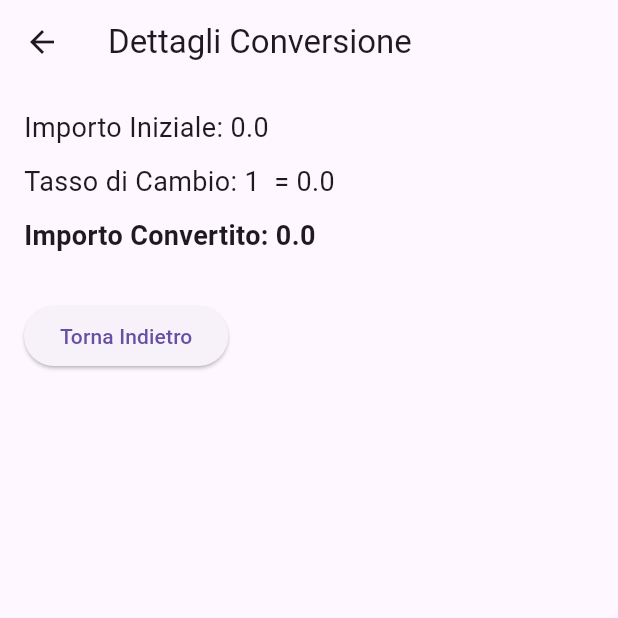
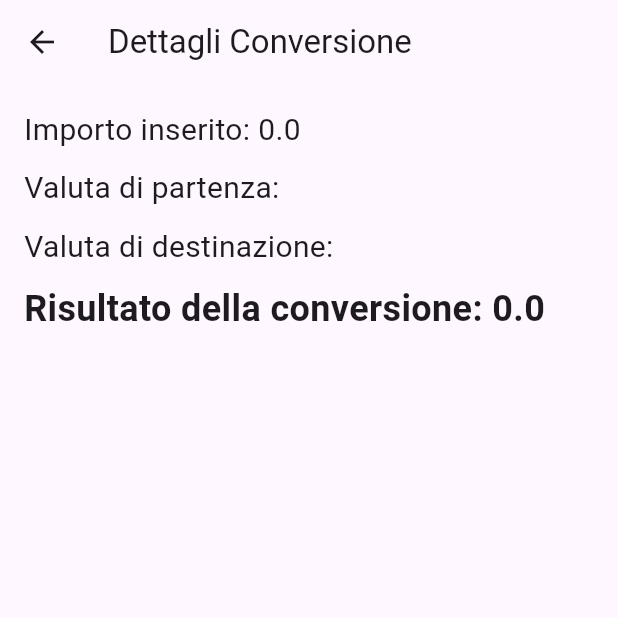
Before and after one commit to Alex3723/CurrencyConverterASD, a Flutter app: the DetailScreen screen opened directly with empty values, on a phone screen of 412 x 824 dp, the top half of it. Run offline on Flutter 3.47's test engine with Material 3 defaults, Android fonts, the phone set to English and light mode, and no system bars.

Commit message:
Re-introduzione del pulsante 'Dettagli' e modifiche della schermata di dettaglio

```diff
--- a/lib/detail_screen.dart
+++ b/lib/detail_screen.dart
@@ -4,7 +4,6 @@ class DetailScreen extends StatelessWidget {
   final double amount;
   final String fromCurrency;
   final String toCurrency;
-  final double conversionRate;
   final double convertedAmount;
 
   const DetailScreen({
@@ -12,7 +11,6 @@ class DetailScreen extends StatelessWidget {
     required this.amount,
     required this.fromCurrency,
     required this.toCurrency,
-    required this.conversionRate,
     required this.convertedAmount,
   });
 
@@ -28,25 +26,23 @@ class DetailScreen extends StatelessWidget {
           crossAxisAlignment: CrossAxisAlignment.start,
           children: <Widget>[
             Text(
-              'Importo Iniziale: $amount $fromCurrency',
-              style: const TextStyle(fontSize: 18),
+              'Importo inserito: $amount $fromCurrency',
+              style: const TextStyle(fontSize: 20),
             ),
             const SizedBox(height: 10),
             Text(
-              'Tasso di Cambio: 1 $fromCurrency = $conversionRate $toCurrency',
-              style: const TextStyle(fontSize: 18),
+              'Valuta di partenza: $fromCurrency',
+              style: const TextStyle(fontSize: 20),
             ),
             const SizedBox(height: 10),
             Text(
-              'Importo Convertito: $convertedAmount $toCurrency',
-              style: const TextStyle(fontSize: 18, fontWeight: FontWeight.bold),
+              'Valuta di destinazione: $toCurrency',
+              style: const TextStyle(fontSize: 20),
             ),
-            const SizedBox(height: 30),
-            ElevatedButton(
-              onPressed: () {
-                Navigator.pop(context);
-              },
-              child: const Text('Torna Indietro'),
+            const SizedBox(height: 10),
+            Text(
+              'Risultato della conversione: $convertedAmount $toCurrency',
+              style: const TextStyle(fontSize: 24, fontWeight: FontWeight.bold),
             ),
           ],
         ),
```
Also changed, not shown: lib/main.dart (+22 -27 lines).
